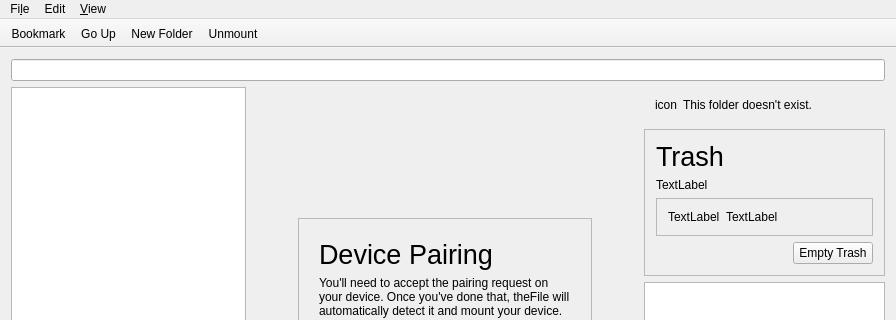
Above: mainwindow.ui from theCheeseboard/thefile before the change; both pictures show x 0 to 896 and y 0 to 320 of the 896 by 743 pixel window. Below: the same form after it.
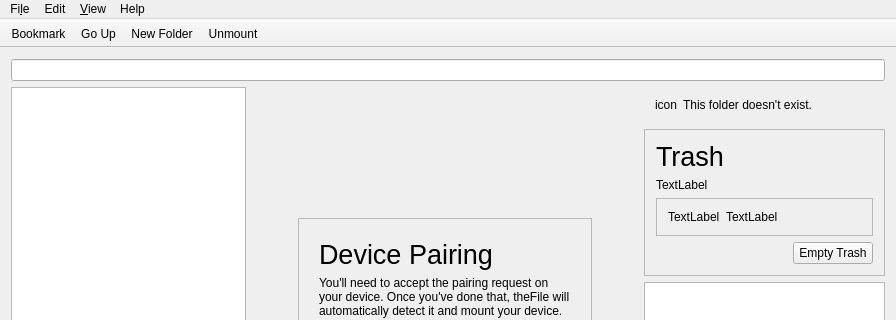
That is the form after the change. Icons and pictures are not drawn. Custom widgets are drawn as their Qt base class.

Diff of the .ui file:
```diff
--- a/mainwindow.ui
+++ b/mainwindow.ui
@@ -638,7 +638,7 @@
      <x>0</x>
      <y>0</y>
      <width>896</width>
-     <height>26</height>
+     <height>20</height>
     </rect>
    </property>
    <widget class="QMenu" name="menuFile">
@@ -666,9 +666,16 @@
     </property>
     <addaction name="actionShow_Hidden_Files"/>
    </widget>
+   <widget class="QMenu" name="menuHelp">
+    <property name="title">
+     <string>Help</string>
+    </property>
+    <addaction name="actionAbout"/>
+   </widget>
    <addaction name="menuFile"/>
    <addaction name="menuEdit"/>
    <addaction name="menuView"/>
+   <addaction name="menuHelp"/>
   </widget>
   <widget class="QToolBar" name="mainToolBar">
    <property name="movable">
```
Left out of the diff: 17 changed lines with no effect on the pictures.
